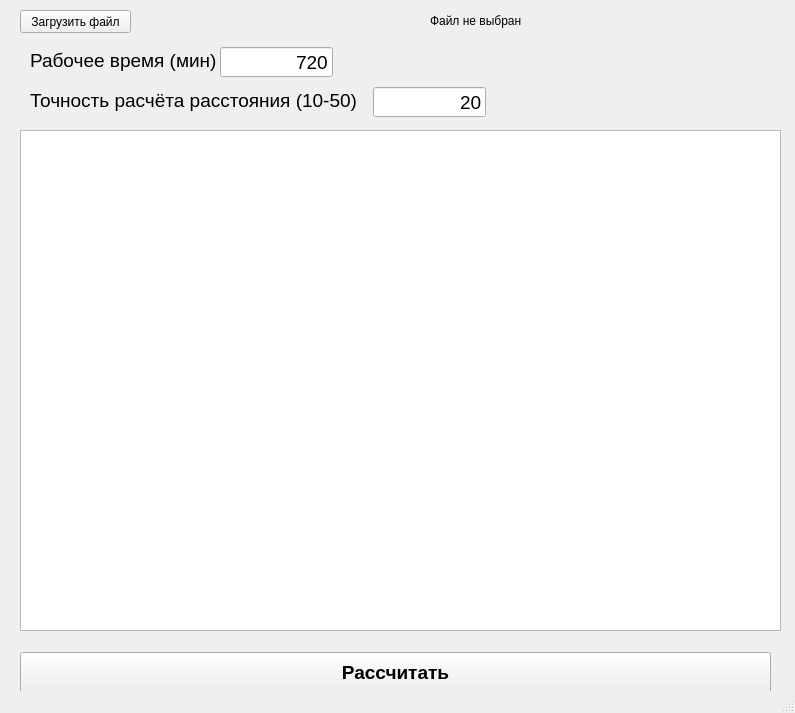
IPIvliev/mag_delivery_py, file main_window.ui: the form before one commit.
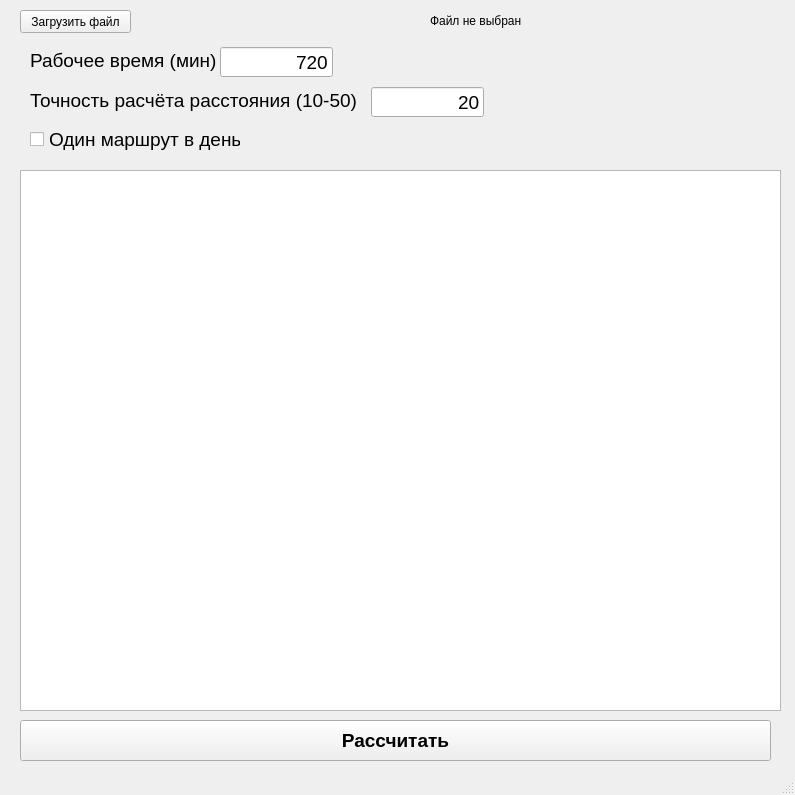
The form after the commit.

Commit message: Add check point

Diff of the .ui file:
```diff
--- a/main_window.ui
+++ b/main_window.ui
@@ -7,7 +7,7 @@
     <x>0</x>
     <y>0</y>
     <width>795</width>
-    <height>713</height>
+    <height>795</height>
    </rect>
   </property>
   <property name="windowTitle">
@@ -31,7 +31,7 @@
     <property name="geometry">
      <rect>
       <x>20</x>
-      <y>652</y>
+      <y>720</y>
       <width>751</width>
       <height>41</height>
      </rect>
@@ -64,9 +64,9 @@
     <property name="geometry">
      <rect>
       <x>20</x>
-      <y>130</y>
+      <y>170</y>
       <width>761</width>
-      <height>501</height>
+      <height>541</height>
      </rect>
     </property>
    </widget>
@@ -144,7 +144,7 @@
    <widget class="QLineEdit" name="accuracy">
     <property name="geometry">
      <rect>
-      <x>373</x>
+      <x>371</x>
       <y>87</y>
       <width>113</width>
       <height>30</height>
@@ -162,6 +162,30 @@
      <set>Qt::AlignRight|Qt::AlignTrailing|Qt::AlignVCenter</set>
     </property>
    </widget>
+   <widget class="QCheckBox" name="checkBox">
+    <property name="geometry">
+     <rect>
+      <x>30</x>
+      <y>124</y>
+      <width>211</width>
+      <height>31</height>
+     </rect>
+    </property>
+    <property name="font">
+     <font>
+      <pointsize>14</pointsize>
+     </font>
+    </property>
+    <property name="text">
+     <string>Один маршрут в день</string>
+    </property>
+    <property name="iconSize">
+     <size>
+      <width>16</width>
+      <height>16</height>
+     </size>
+    </property>
+   </widget>
   </widget>
   <widget class="QStatusBar" name="statusbar"/>
  </widget>
```
The commit also changes 3 other files.
